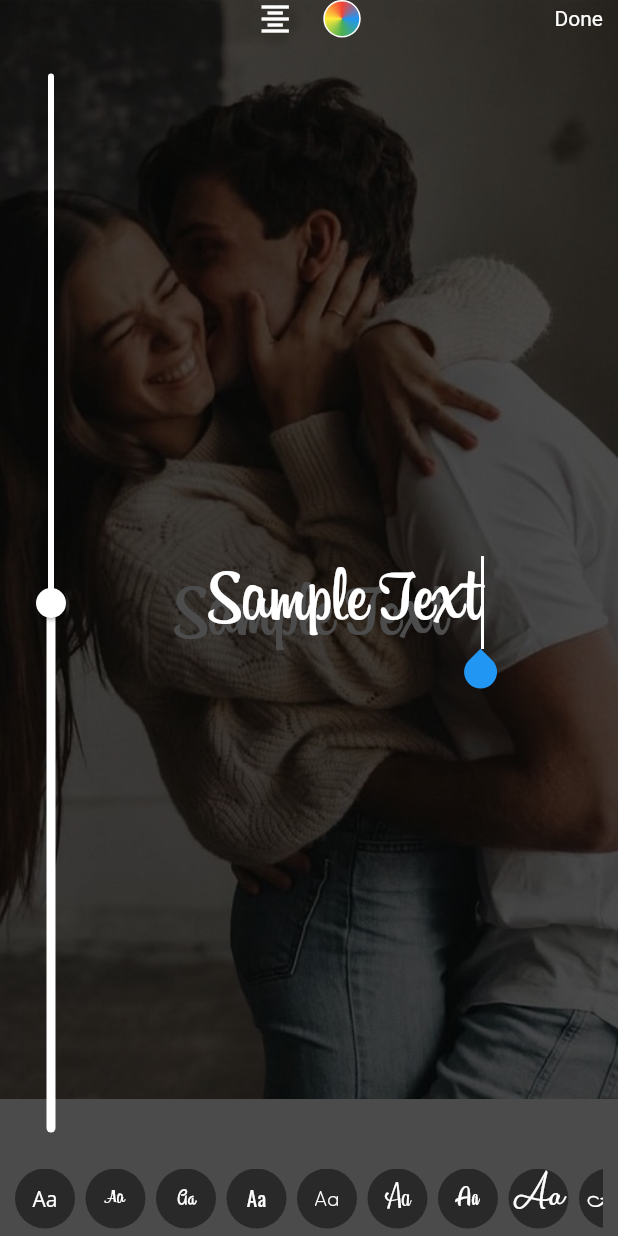
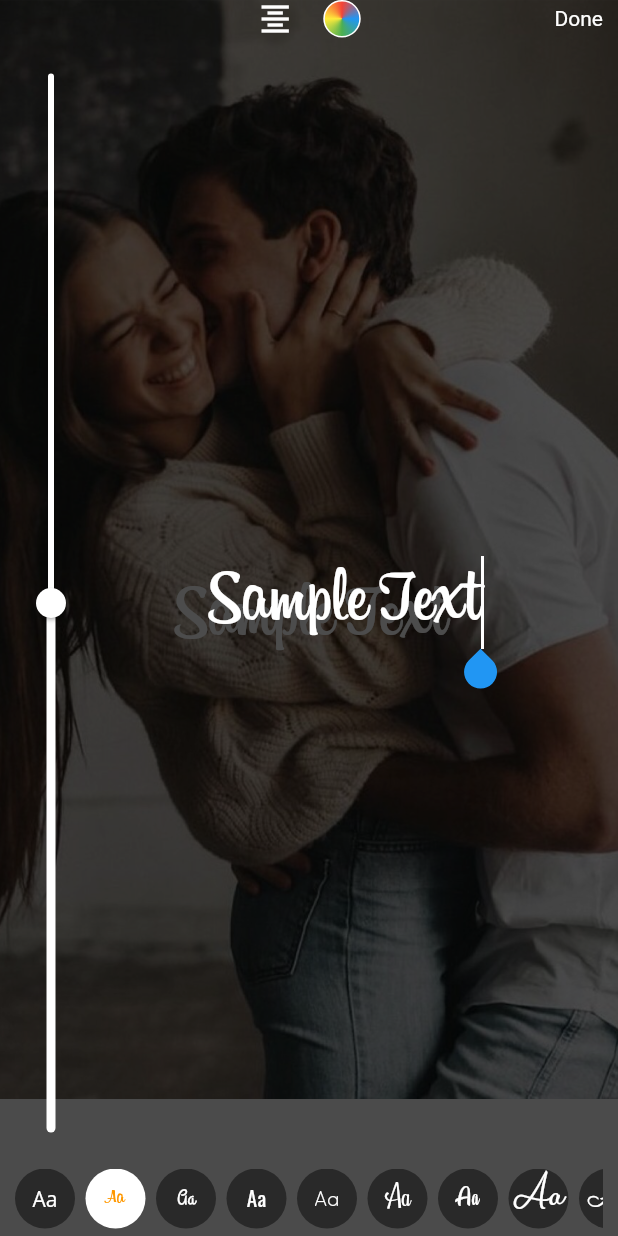
Before and after one commit to mehdizarepour/instagram-text-editor, a Flutter app: the screen it shows after launch, after a tap on "Sample Text", on a phone screen of 412 x 824 dp. Run offline on Flutter 3.47's test engine with Material 2 defaults, Android fonts, the phone set to English and light mode, and no system bars.

Commit message:
Show selected font

```diff
--- a/lib/src/font_option_model.dart
+++ b/lib/src/font_option_model.dart
@@ -1,16 +1,45 @@
 import 'package:flutter/foundation.dart';
 import 'package:text_editor/src/text_style_model.dart';
+import 'package:text_editor/src/widget/font_family.dart';
 
 enum FontOptionStatus { colorPalette, fontFamily }
 
+class FontFamilyModel {
+  final String font;
+  bool isSelected = false;
+
+  FontFamilyModel(this.font, this.isSelected);
+}
+
 class FontOptionModel extends ChangeNotifier {
   final TextStyleModel textStyleModel;
-  final List<String> fonts;
+  List<FontFamilyModel> fonts;
+  String selectedFont;
   FontOptionStatus status = FontOptionStatus.fontFamily;
 
-  FontOptionModel(this.textStyleModel, this.fonts);
+  FontOptionModel(this.textStyleModel, List<String> fonts) {
+    // Set default selected font
+    selectedFont =
+        selectedFont == null ? fonts[0] : textStyleModel.textStyle.fontFamily;
 
-  void selectFontFamily(String value) => textStyleModel.changeFontFamily(value);
+    // Map fonts to fontFamilyModel
+    this.fonts = fonts
+        .map((font) =>
+            FontFamilyModel(font, font == textStyleModel.textStyle.fontFamily))
+        .toList();
+  }
+
+  void selectFontFamily(String value) {
+    textStyleModel.changeFontFamily(value);
+
+    // Set new selected font
+    fonts = fonts
+        .map<FontFamilyModel>((fontModel) =>
+            FontFamilyModel(fontModel.font, fontModel.font == value))
+        .toList();
+
+    notifyListeners();
+  }
 
   void changeFontOptionStatus(FontOptionStatus value) {
     status = value == FontOptionStatus.fontFamily
--- a/lib/src/widget/font_family.dart
+++ b/lib/src/widget/font_family.dart
@@ -3,7 +3,7 @@ import 'package:provider/provider.dart';
 import 'package:text_editor/src/font_option_model.dart';
 
 class FontFamily extends StatefulWidget {
-  final List<String> fonts;
+  final List<FontFamilyModel> fonts;
 
   FontFamily(this.fonts);
 
@@ -18,8 +18,10 @@ class _FontFamilyState extends State<FontFamily> {
       child: SingleChildScrollView(
         scrollDirection: Axis.horizontal,
         child: Row(
-          children:
-              widget.fonts.map((font) => _FontFamilyPicker(font)).toList(),
+          children: widget.fonts
+              .map((fontModel) =>
+                  _FontFamilyPicker(fontModel.font, fontModel.isSelected))
+              .toList(),
         ),
       ),
     );
@@ -28,8 +30,9 @@ class _FontFamilyState extends State<FontFamily> {
 
 class _FontFamilyPicker extends StatelessWidget {
   final String font;
+  final bool isSelected;
 
-  _FontFamilyPicker(this.font);
+  _FontFamilyPicker(this.font, this.isSelected);
 
   @override
   Widget build(BuildContext context) {
@@ -44,12 +47,15 @@ class _FontFamilyPicker extends StatelessWidget {
         margin: EdgeInsets.only(right: 7),
         decoration: BoxDecoration(
           borderRadius: BorderRadius.circular(100),
-          color: Colors.black45,
+          color: isSelected ? Colors.white : Colors.black45,
         ),
         child: Center(
           child: Text(
             'Aa',
-            style: TextStyle(color: Colors.white, fontFamily: font),
+            style: TextStyle(
+              color: isSelected ? Colors.orange : Colors.white,
+              fontFamily: font,
+            ),
           ),
         ),
       ),
```
